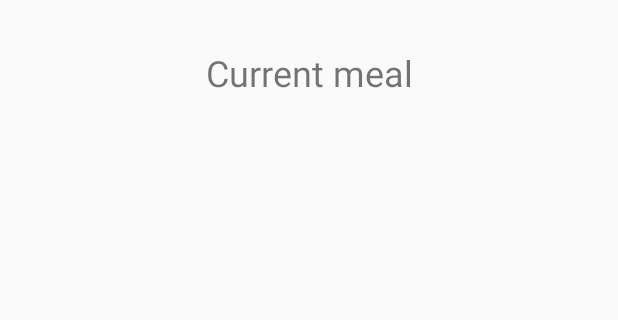
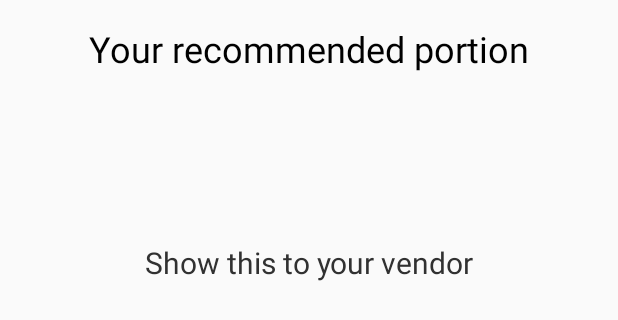
Before and after one commit to mrzzy/codex-appetite, an Android app: the layout fragment_recommendation.xml on its own in the app's theme, with its tools: preview values and no code run, on a phone screen of 412 x 824 dp. Shown: the top 320 px of the screen. Run offline under Robolectric (Android 15) with nearby library versions, the light colour scheme and no system bars.

Commit message:
Update styles on recommendation

```diff
--- a/app/app/src/main/java/com/treble/appetite/meal/ui/RecommendationFragment.kt
+++ b/app/app/src/main/java/com/treble/appetite/meal/ui/RecommendationFragment.kt
@@ -9,6 +9,6 @@ import com.treble.appetite.R
 
 class RecommendationFragment : Fragment() {
     override fun onCreateView(inflater: LayoutInflater, container: ViewGroup?, savedInstanceState: Bundle?): View? {
-        return inflater.inflate(R.layout.fragment_recommendation, container, false)
+        return inflater.inflate(R.layout.fragment_recommendation , container, false)
     }
 }
--- a/app/app/src/main/res/layout/fragment_recommendation.xml
+++ b/app/app/src/main/res/layout/fragment_recommendation.xml
@@ -1,21 +1,37 @@
 <?xml version="1.0" encoding="utf-8"?>
 <androidx.constraintlayout.widget.ConstraintLayout xmlns:android="http://schemas.android.com/apk/res/android"
-                                                   xmlns:app="http://schemas.android.com/apk/res-auto" xmlns:tools="http://schemas.android.com/tools"
+                                                   xmlns:app="http://schemas.android.com/apk/res-auto"
+                                                   xmlns:tools="http://schemas.android.com/tools"
                                                    android:layout_width="match_parent"
                                                    android:layout_height="wrap_content">
 
+    <TextView android:id="@+id/textview_recommend_title"
+              android:text="@string/recommendation_title"
+              style="@style/heading"
+              android:layout_width="wrap_content"
+              android:layout_height="wrap_content"
+              android:layout_margin="@dimen/content_margin"
+              app:layout_constraintStart_toStartOf="parent"
+              app:layout_constraintEnd_toEndOf="parent"
+              app:layout_constraintTop_toTopOf="parent" />
+
     <TextView
-            android:text="Current meal"
+            android:id="@+id/textview_meal_grams"
+            style="@style/hero"
             android:layout_width="wrap_content"
             android:layout_height="wrap_content"
-            android:id="@+id/current" android:layout_marginEnd="8dp" app:layout_constraintEnd_toEndOf="parent"
-            app:layout_constraintStart_toStartOf="parent" android:layout_marginStart="8dp"
-            android:layout_marginTop="32dp" app:layout_constraintTop_toTopOf="parent" android:textSize="24sp"/>
-    <ImageView
-            android:layout_width="wrap_content"
-            android:id="@+id/imageView" android:layout_marginEnd="8dp"
-            app:layout_constraintEnd_toEndOf="parent" app:layout_constraintStart_toStartOf="parent"
-            android:layout_marginStart="8dp"
-            app:layout_constraintTop_toTopOf="parent" android:layout_marginTop="100dp"
-            android:layout_height="wrap_content"/>
+            android:layout_margin="@dimen/content_margin"
+            app:layout_constraintStart_toStartOf="parent"
+            app:layout_constraintEnd_toEndOf="parent"
+            app:layout_constraintTop_toBottomOf="@id/textview_recommend_title" />
+
+    <TextView android:id="@+id/textview_recommend_subtitle"
+              android:text="@string/recommendation_subtitle"
+              style="@style/secondary_heading"
+              android:layout_width="wrap_content"
+              android:layout_height="wrap_content"
+              android:layout_margin="@dimen/content_margin"
+              app:layout_constraintEnd_toEndOf="parent"
+              app:layout_constraintStart_toStartOf="parent"
+              app:layout_constraintTop_toBottomOf="@id/textview_meal_grams" />
 </androidx.constraintlayout.widget.ConstraintLayout>
--- a/app/app/src/main/res/values/dimens.xml
+++ b/app/app/src/main/res/values/dimens.xml
@@ -5,4 +5,5 @@
 
     <dimen name="text_primary">24sp</dimen>
     <dimen name="text_secondary">20sp</dimen>
+    <dimen name="text_hero">60sp</dimen>
 </resources>
--- a/app/app/src/main/res/values/strings.xml
+++ b/app/app/src/main/res/values/strings.xml
@@ -7,4 +7,7 @@
     <string name="past_meals_no_meals">You don\'t have any past meals</string>
 
     <string name="current_meal">Current Meal</string>
+
+    <string name="recommendation_title">Your recommended portion</string>
+    <string name="recommendation_subtitle">Show this to your vendor</string>
 </resources>
--- a/app/app/src/main/res/values/styles.xml
+++ b/app/app/src/main/res/values/styles.xml
@@ -20,4 +20,9 @@
         <item name="android:textColor">@color/colorFontSecondary</item>
         <item name="android:textSize">@dimen/text_secondary</item>
     </style>
+
+    <style name="hero">
+        <item name="android:textColor">@color/colorFontPrimary</item>
+        <item name="android:textSize">@dimen/text_hero</item>
+    </style>
 </resources>
```
Also changed, not shown: app/app/src/main/res/layout/about.xml (deleted, +0 -33 lines).
